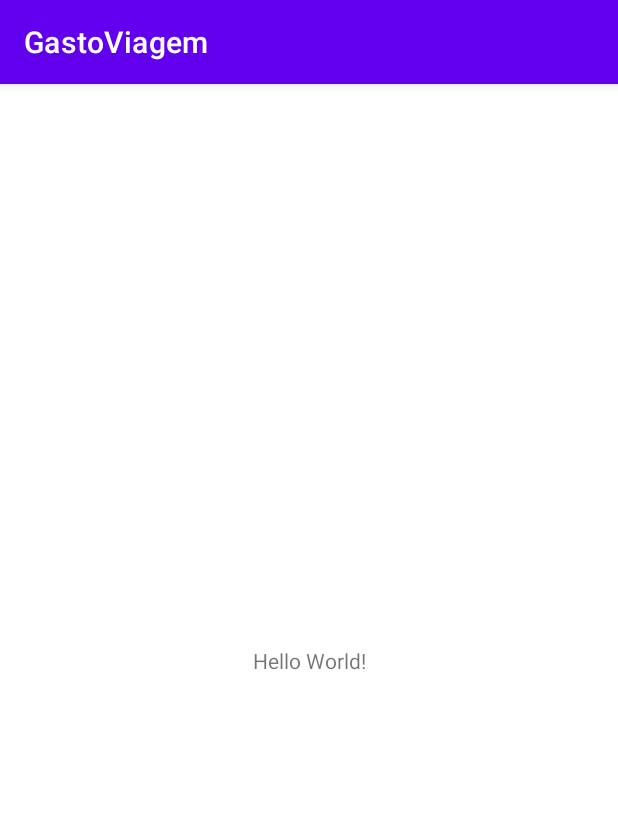
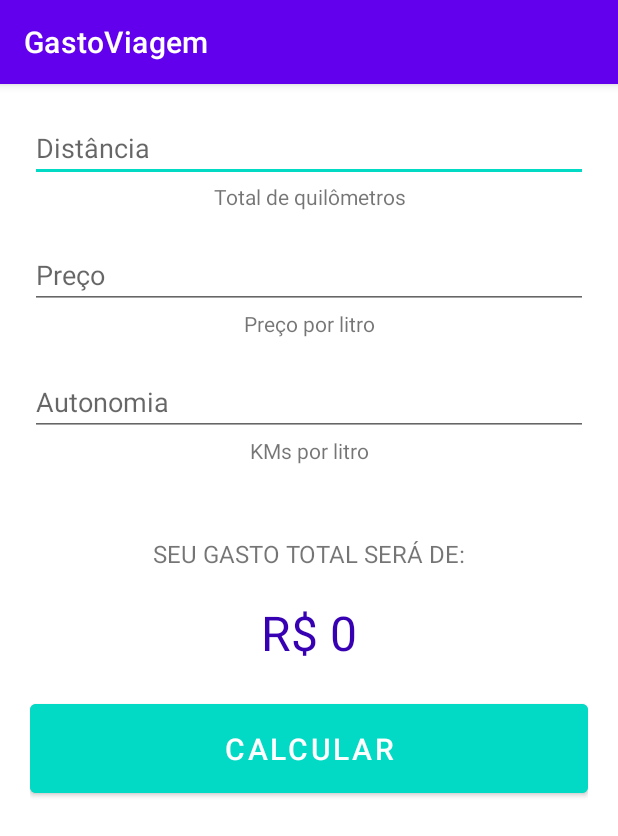
Before and after one commit to augustodevjs/app-travel-expenses, an Android app: the screen it shows after launch (MainActivity), on a phone screen of 412 x 824 dp. Shown: the top 836 px of the screen. Run offline under Robolectric (Android 15) with nearby library versions, the phone set to English and light mode, and no system bars.

Commit message:
feat: finalizei o layout da mainActivity

```diff
--- a/app/src/main/res/layout/activity_main.xml
+++ b/app/src/main/res/layout/activity_main.xml
@@ -1,18 +1,73 @@
 <?xml version="1.0" encoding="utf-8"?>
-<androidx.constraintlayout.widget.ConstraintLayout xmlns:android="http://schemas.android.com/apk/res/android"
+<LinearLayout xmlns:android="http://schemas.android.com/apk/res/android"
     xmlns:app="http://schemas.android.com/apk/res-auto"
     xmlns:tools="http://schemas.android.com/tools"
     android:layout_width="match_parent"
     android:layout_height="match_parent"
+    android:orientation="vertical"
+    android:padding="20dp"
     tools:context=".MainActivity">
 
+    <EditText
+        android:layout_width="match_parent"
+        android:layout_height="wrap_content"
+        android:hint="@string/distance" />
+
     <TextView
-        android:layout_width="wrap_content"
+        android:layout_width="match_parent"
         android:layout_height="wrap_content"
-        android:text="Hello World!"
-        app:layout_constraintBottom_toBottomOf="parent"
-        app:layout_constraintEnd_toEndOf="parent"
-        app:layout_constraintStart_toStartOf="parent"
-        app:layout_constraintTop_toTopOf="parent" />
+        android:gravity="center"
+        android:text="@string/total_kilometers" />
 
-</androidx.constraintlayout.widget.ConstraintLayout>
+    <EditText
+        android:layout_width="match_parent"
+        android:layout_height="wrap_content"
+        android:layout_marginTop="20dp"
+        android:hint="@string/price" />
+
+    <TextView
+        android:layout_width="match_parent"
+        android:layout_height="wrap_content"
+        android:gravity="center"
+        android:text="@string/price_liter" />
+
+    <EditText
+        android:layout_width="match_parent"
+        android:layout_height="wrap_content"
+        android:layout_marginTop="20dp"
+        android:hint="@string/autonomy" />
+
+    <TextView
+        android:layout_width="match_parent"
+        android:layout_height="wrap_content"
+        android:gravity="center"
+        android:text="@string/kms_liter" />
+
+    <TextView
+        android:layout_width="match_parent"
+        android:layout_height="wrap_content"
+        android:layout_marginTop="48dp"
+        android:gravity="center"
+        android:text="@string/total_spent"
+        android:textAllCaps="true"
+        android:textSize="16sp" />
+
+    <TextView
+        android:layout_width="match_parent"
+        android:layout_height="wrap_content"
+        android:layout_marginTop="20dp"
+        android:gravity="center"
+        android:text="@string/value_total"
+        android:textAllCaps="true"
+        android:textColor="@color/purple_700"
+        android:textSize="32sp" />
+
+    <Button
+        android:layout_width="match_parent"
+        android:layout_height="wrap_content"
+        android:layout_marginTop="20dp"
+        android:backgroundTint="@color/teal_200"
+        android:padding="16dp"
+        android:text="@string/calculate"
+        android:textSize="20sp" />
+</LinearLayout>
--- a/app/src/main/res/values/strings.xml
+++ b/app/src/main/res/values/strings.xml
@@ -1,3 +1,12 @@
 <resources>
     <string name="app_name">GastoViagem</string>
+    <string name="distance">Distância</string>
+    <string name="total_kilometers">Total de quilômetros</string>
+    <string name="price">Preço</string>
+    <string name="price_liter">Preço por litro</string>
+    <string name="autonomy">Autonomia</string>
+    <string name="kms_liter">KMs por litro</string>
+    <string name="total_spent">seu gasto total será de:</string>
+    <string name="calculate">calcular</string>
+    <string name="value_total">R$ 0</string>
 </resources>
```
